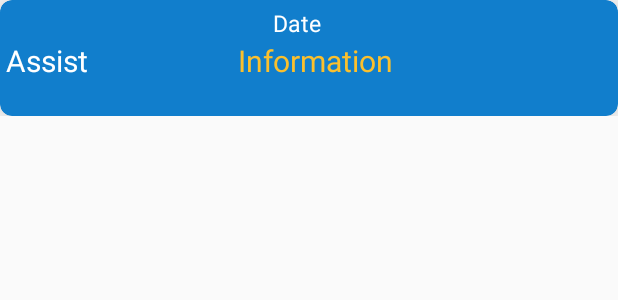
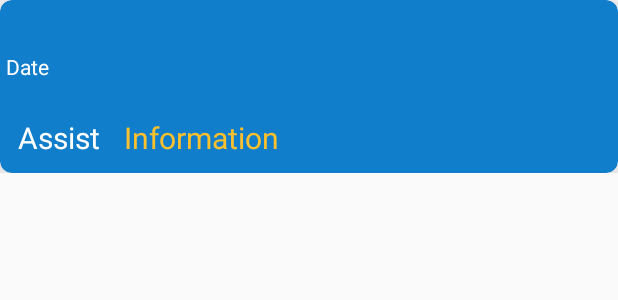
Before and after one commit to ImHouses/PendejiFest, an Android app: the layout item_event.xml on its own in the app's theme, with its tools: preview values and no code run, on a phone screen of 412 x 824 dp. Shown: the top 300 px of the screen. Run offline under Robolectric (Android 15) with nearby library versions, the phone set to English and light mode, and no system bars.

Commit message:
UI stuff - Changed the item_event.xml style according to the Google guidelines.

```diff
--- a/app/src/main/res/layout/item_event.xml
+++ b/app/src/main/res/layout/item_event.xml
@@ -7,7 +7,7 @@
 
     <android.support.v7.widget.CardView
         android:layout_width="match_parent"
-        android:layout_height="77dp"
+        android:layout_height="wrap_content"
         app:cardBackgroundColor="@color/colorBlue"
         app:cardCornerRadius="8dp"
         app:cardElevation="8dp"
@@ -25,14 +25,15 @@
             <LinearLayout
                 android:layout_width="match_parent"
                 android:layout_height="wrap_content"
-                android:orientation="horizontal"
+                android:orientation="vertical"
                 >
                 <TextView
                     android:id="@+id/tvNameEventItem"
                     android:layout_width="wrap_content"
                     android:layout_height="wrap_content"
                     android:textColor="#FFFFFF"
-                    android:textSize="@dimen/app_text"
+                    android:textStyle="bold"
+                    android:textSize="24sp"
                     android:layout_weight="12"
                     />
 
@@ -42,7 +43,7 @@
                     android:layout_height="wrap_content"
                     android:text="Date"
                     android:textColor="#FFFFFF"
-                    android:textSize="15dp"
+                    android:textSize="14sp"
                     android:layout_weight="12"
                     android:layout_alignBottom="@+id/tvNameEventItem"
                     android:layout_alignParentRight="true"
@@ -53,6 +54,7 @@
             </LinearLayout>
 
             <LinearLayout
+                android:paddingTop="16dp"
                 android:layout_width="wrap_content"
                 android:layout_height="match_parent"
                 android:orientation="horizontal"
@@ -60,7 +62,10 @@
                 <TextView
                     android:layout_width="wrap_content"
                     android:layout_height="wrap_content"
-                    android:paddingRight="100dp"
+                    android:paddingRight="8dp"
+                    android:paddingTop="8dp"
+                    android:paddingLeft="8dp"
+                    android:paddingBottom="8dp"
                     android:textSize="20dp"
                     android:text="Assist"
                     android:layout_below="@+id/tvDateEventItem"
@@ -76,7 +81,12 @@
                     android:gravity="right"
                     android:text="Information"
                     android:textColor="@color/colorPrimary"
-                    android:textSize="20dp" />
+                    android:textSize="20dp"
+                    android:paddingRight="8dp"
+                    android:paddingTop="8dp"
+                    android:paddingLeft="8dp"
+                    android:paddingBottom="8dp"
+                    />
 
             </LinearLayout>
 
```
